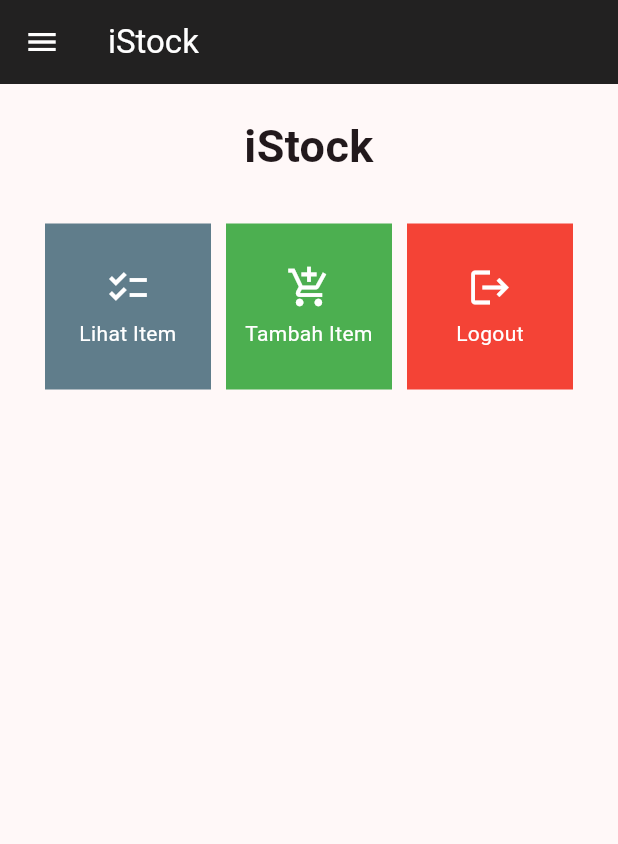
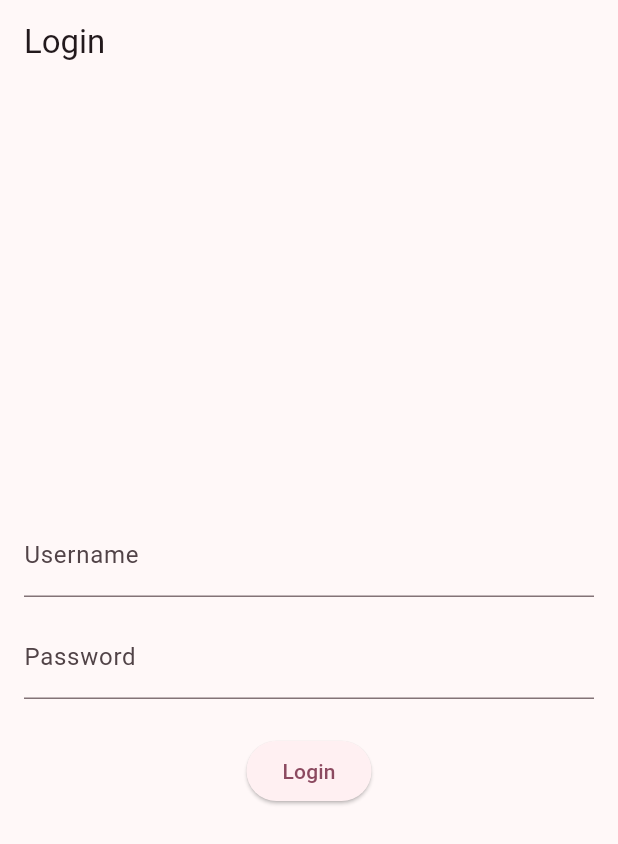
Before and after one commit to steven-fo/iStock-mobile, a Flutter app: the screen it shows after launch, on a phone screen of 412 x 824 dp. Shown: the top 844 px of the screen. Run offline on Flutter 3.47's test engine with Material 2 defaults, Android fonts, the phone set to English and light mode, and no system bars; missing offline and left inert: pbp_django_auth.

Commit message:
feat: add login logout, fetch data from json web service, show data

```diff
--- a/lib/main.dart
+++ b/lib/main.dart
@@ -1,5 +1,7 @@
 import 'package:flutter/material.dart';
-import 'package:istock/screens/menu.dart';
+import 'package:istock/screens/login.dart';
+import 'package:pbp_django_auth/pbp_django_auth.dart';
+import 'package:provider/provider.dart';
 
 void main() {
   runApp(const MyApp());
@@ -10,13 +12,19 @@
 
   @override
   Widget build(BuildContext context) {
-    return MaterialApp(
-      title: 'Flutter Demo',
-      theme: ThemeData(
-        colorScheme: ColorScheme.fromSeed(seedColor: Colors.black),
-        useMaterial3: true,
+    return Provider(
+      create: (_) {
+        CookieRequest request = CookieRequest();
+        return request;
+      },
+      child: MaterialApp(
+        title: 'Flutter Demo',
+        theme: ThemeData(
+          colorScheme: ColorScheme.fromSeed(seedColor: Colors.black),
+          useMaterial3: true,
+        ),
+        home: const LoginPage(),
       ),
-      home: MyHomePage(),
     );
   }
 }
--- /dev/null
+++ b/lib/screens/login.dart
@@ -0,0 +1,113 @@
+import 'package:istock/screens/menu.dart';
+import 'package:flutter/material.dart';
+import 'package:pbp_django_auth/pbp_django_auth.dart';
+import 'package:provider/provider.dart';
+
+void main() {
+  runApp(const LoginApp());
+}
+
+class LoginApp extends StatelessWidget {
+  const LoginApp({super.key});
+
+  @override
+  Widget build(BuildContext context) {
+    return MaterialApp(
+      title: 'Login',
+      theme: ThemeData(
+        primarySwatch: Colors.blue,
+      ),
+      home: const LoginPage(),
+    );
+  }
+}
+
+class LoginPage extends StatefulWidget {
+  const LoginPage({super.key});
+
+  @override
+  _LoginPageState createState() => _LoginPageState();
+}
+
+class _LoginPageState extends State<LoginPage> {
+  final TextEditingController _usernameController = TextEditingController();
+  final TextEditingController _passwordController = TextEditingController();
+
+  @override
+  Widget build(BuildContext context) {
+    final request = context.watch<CookieRequest>();
+    return Scaffold(
+      appBar: AppBar(
+        title: const Text('Login'),
+      ),
+      body: Container(
+        padding: const EdgeInsets.all(16.0),
+        child: Column(
+          mainAxisAlignment: MainAxisAlignment.center,
+          children: [
+            TextField(
+              controller: _usernameController,
+              decoration: const InputDecoration(
+                labelText: 'Username',
+              ),
+            ),
+            const SizedBox(height: 12.0),
+            TextField(
+              controller: _passwordController,
+              decoration: const InputDecoration(
+                labelText: 'Password',
+              ),
+              obscureText: true,
+            ),
+            const SizedBox(height: 24.0),
+            ElevatedButton(
+              onPressed: () async {
+                String username = _usernameController.text;
+                String password = _passwordController.text;
+
+                // Cek kredensial
+                // Untuk menyambungkan Android emulator dengan Django pada localhost,
+                // gunakan URL http://10.0.2.2/
+                final response = await request.login("http://steven-faustin-tugas.pbp.cs.ui.ac.id/auth/login/", {
+                  'username': username,
+                  'password': password,
+                });
+
+                if (request.loggedIn) {
+                  String message = response['message'];
+                  String uname = response['username'];
+                  Navigator.pushReplacement(
+                    context,
+                    MaterialPageRoute(builder: (context) => MyHomePage()),
+                  );
+                  ScaffoldMessenger.of(context)
+                    ..hideCurrentSnackBar()
+                    ..showSnackBar(
+                        SnackBar(content: Text("$message Selamat datang, $uname.")));
+                } else {
+                  showDialog(
+                    context: context,
+                    builder: (context) => AlertDialog(
+                      title: const Text('Login Gagal'),
+                      content:
+                      Text(response['message']),
+                      actions: [
+                        TextButton(
+                          child: const Text('OK'),
+                          onPressed: () {
+                            Navigator.pop(context);
+                          },
+                        ),
+                      ],
+                    ),
+                  );
+                }
+              },
+              child: const Text('Login'),
+            ),
+          ],
+        ),
+      ),
+    );
+  }
+}
--- a/lib/widgets/item.dart
+++ /dev/null
@@ -1,8 +0,0 @@
-class Item {
-  final String name;
-  final int amount;
-  final String type;
-  final String description;
-
-  Item(this.name, this.amount, this.type, this.description);
-}
--- a/lib/widgets/left_drawer.dart
+++ b/lib/widgets/left_drawer.dart
@@ -1,7 +1,7 @@
 import 'package:flutter/material.dart';
 import 'package:istock/screens/menu.dart';
 import 'package:istock/screens/istock_form.dart';
-import 'package:istock/screens/istock_item.dart';
+import 'package:istock/screens/list_item.dart';
 
 class LeftDrawer extends StatelessWidget {
   const LeftDrawer({super.key});
@@ -54,7 +54,7 @@
             onTap: () {
               Navigator.pushReplacement(
                 context,
-                MaterialPageRoute(builder: (context) => const ViewItemPage()),
+                MaterialPageRoute(builder: (context) => const ItemPage()),
               );
             },
           ),
--- a/pubspec.yaml
+++ b/pubspec.yaml
@@ -35,6 +35,9 @@
   # The following adds the Cupertino Icons font to your application.
   # Use with the CupertinoIcons class for iOS style icons.
   cupertino_icons: ^1.0.2
+  provider: ^6.1.1
+  pbp_django_auth: ^0.4.0
+  http: ^1.1.0
 
 dev_dependencies:
   flutter_test:
```
Also changed, not shown: lib/models/item.dart (added, +69 -0 lines), lib/screens/istock_form.dart (+29 -31 lines), lib/screens/istock_item.dart (deleted, +0 -40 lines), lib/screens/list_item.dart (added, +90 -0 lines), lib/widgets/item_card.dart (+27 -3 lines), pubspec.lock, 2 other files.
